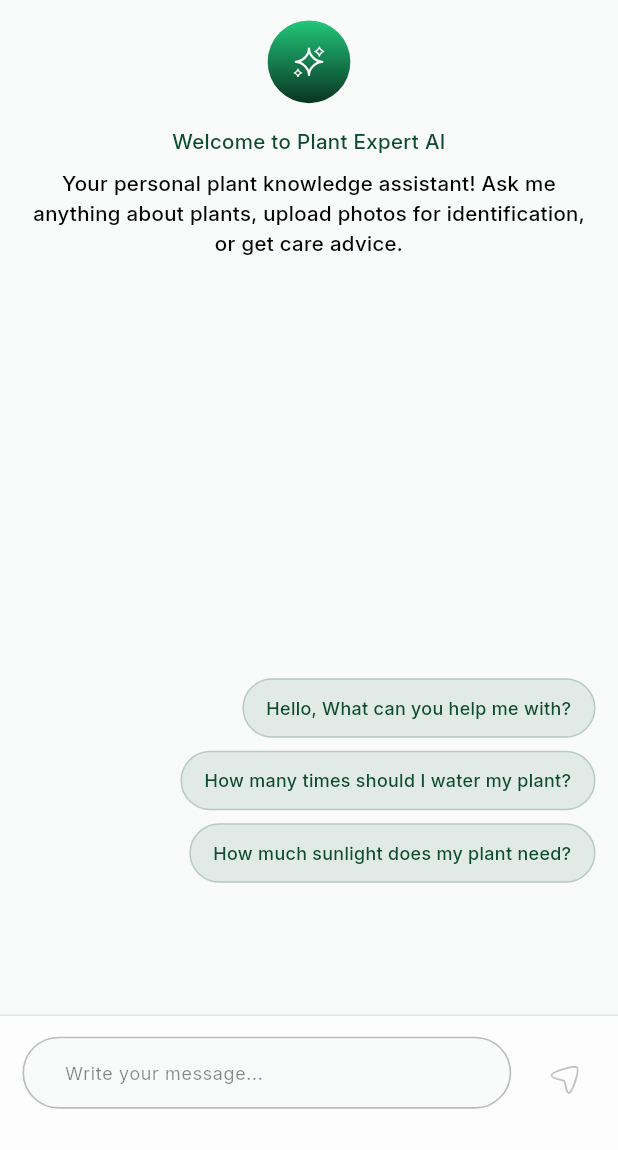
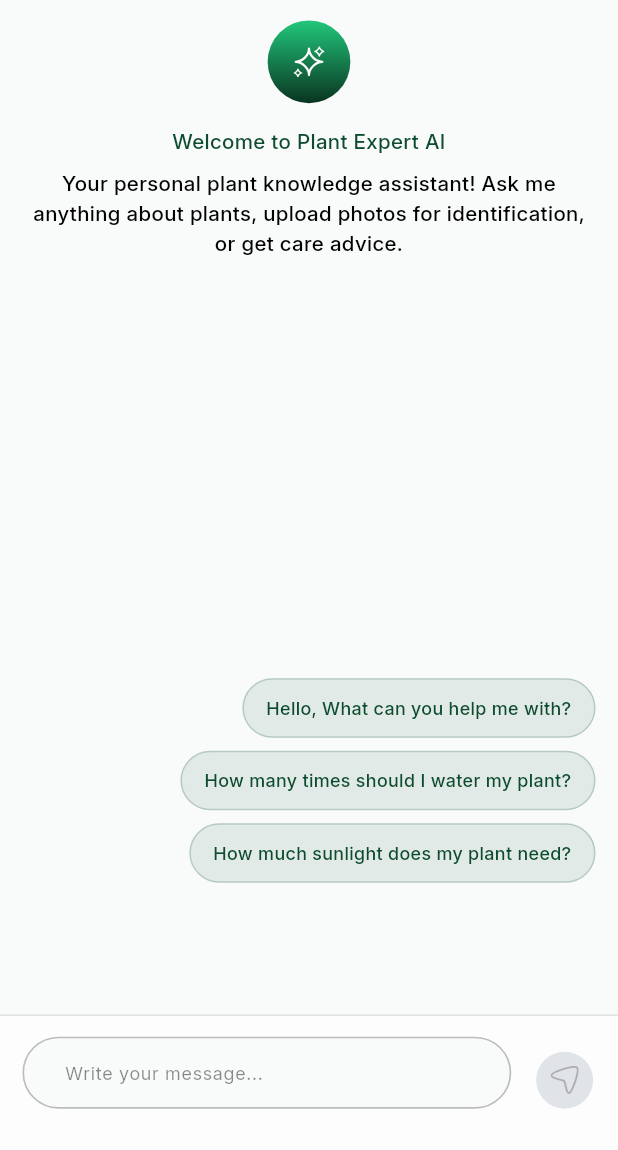
Before and after one commit to mariev-asheaa/Thamara, a Flutter app: the ChatBotView screen opened by its route, on a phone screen of 412 x 824 dp, the part 86-1236 px from its top. Run offline on Flutter 3.47's test engine with Material 3 defaults, Android fonts, the phone set to English and light mode, and no system bars; our stand-ins replace bloc, country_code_picker, dartz, device_info_plus, device_preview, dio and 22 more; missing offline and left inert: flutter_facebook_auth; accounts and stored records are empty; network calls fail.

Commit message:
update app colors

```diff
--- a/lib/core/color_manager/app_colors.dart
+++ b/lib/core/color_manager/app_colors.dart
@@ -17,6 +17,8 @@ class AppColors {
   static const Color  neutralGrey = Color(0xffF3F4F6);
   static const Color  neutralGrey600 = Color(0xff4D5761);
   static const Color  neutralGrey500 = Color(0xff6C737F);
+  static const Color  lightGrey = Color(0xffE0E3E7);
+
 
 
 
```
